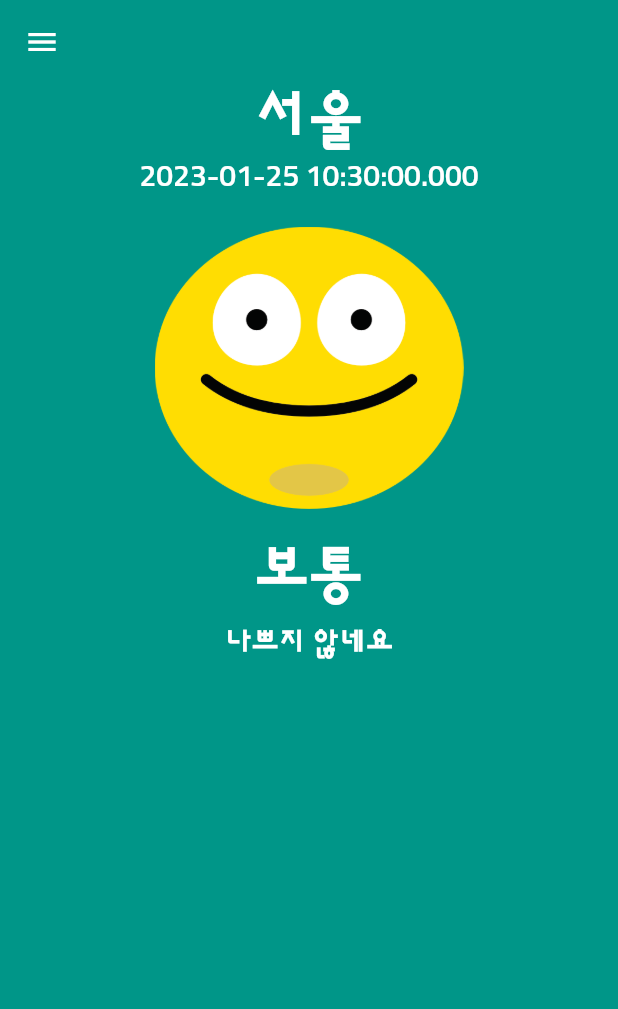
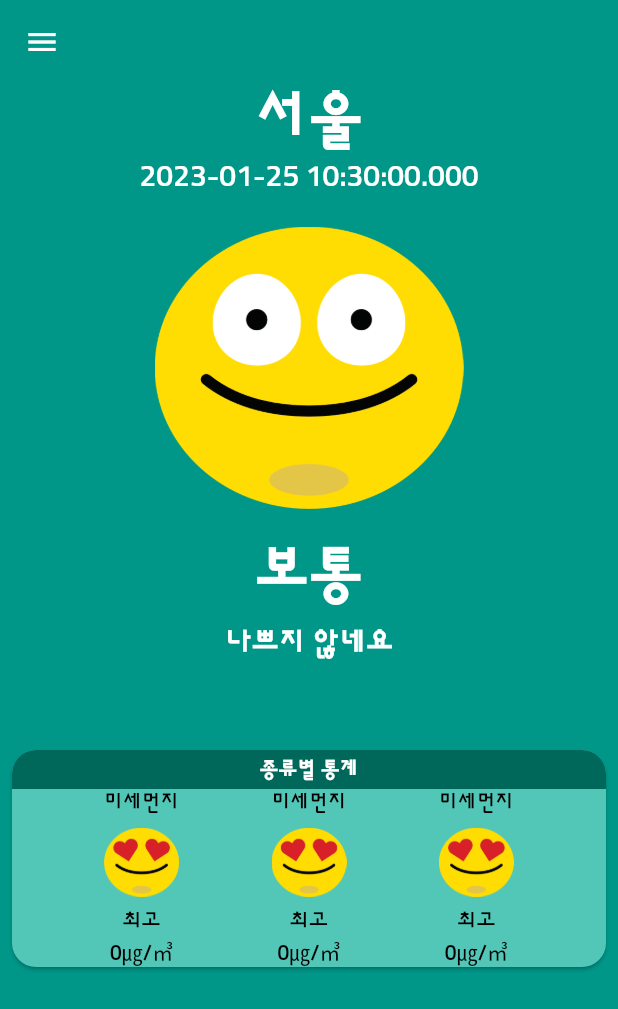
Before and after one commit to rldnd/flutter_dusty_dust, a Flutter app: the screen it shows after launch, on a phone screen of 412 x 824 dp. Shown: the top 1009 px of the screen. Run offline on Flutter 3.47's test engine with Material 2 defaults, Android fonts, the phone set to English and light mode, and no system bars.

Commit message:
WIP(publishing): card ui

```diff
--- /dev/null
+++ b/lib/components/main_stat.dart
@@ -0,0 +1,33 @@
+import 'package:flutter/material.dart';
+
+class MainStat extends StatelessWidget {
+  final String category;
+  final String imgPath;
+  final String level;
+  final String stat;
+
+  const MainStat(
+      {super.key,
+      required this.category,
+      required this.imgPath,
+      required this.level,
+      required this.stat});
+
+  @override
+  Widget build(BuildContext context) {
+    const textStyle = TextStyle(
+      color: Colors.black,
+    );
+
+    return Column(
+      children: [
+        Text(category, style: textStyle),
+        const SizedBox(height: 8.0),
+        Image.asset(imgPath, width: 50.0),
+        const SizedBox(height: 8.0),
+        Text(level, style: textStyle),
+        Text(stat, style: textStyle),
+      ],
+    );
+  }
+}
--- a/lib/screens/home_screen.dart
+++ b/lib/screens/home_screen.dart
@@ -1,5 +1,6 @@
 import 'package:dusty_dust/components/main_app_bar.dart';
 import 'package:dusty_dust/components/main_drawer.dart';
+import 'package:dusty_dust/components/main_stat.dart';
 import 'package:dusty_dust/constants/colors.dart';
 import 'package:flutter/material.dart';
 
@@ -14,6 +15,70 @@ class HomeScreen extends StatelessWidget {
       body: CustomScrollView(
         slivers: [
           const MainAppBar(),
+          SliverToBoxAdapter(
+            child: Column(
+              crossAxisAlignment: CrossAxisAlignment.stretch,
+              children: [
+                Card(
+                  margin: const EdgeInsets.symmetric(horizontal: 8.0),
+                  shape: RoundedRectangleBorder(
+                    borderRadius: BorderRadius.all(
+                      Radius.circular(16.0),
+                    ),
+                  ),
+                  color: LIGHT_COLOR,
+                  child: Column(
+                    crossAxisAlignment: CrossAxisAlignment.stretch,
+                    children: [
+                      Container(
+                        decoration: BoxDecoration(
+                          color: DARK_COLOR,
+                          borderRadius: BorderRadius.only(
+                            topLeft: Radius.circular(16.0),
+                            topRight: Radius.circular(16.0),
+                          ),
+                        ),
+                        child: Padding(
+                          padding: const EdgeInsets.all(4.0),
+                          child: Text(
+                            '종류별 통계',
+                            textAlign: TextAlign.center,
+                            style: TextStyle(
+                              color: Colors.white,
+                              fontWeight: FontWeight.w700,
+                            ),
+                          ),
+                        ),
+                      ),
+                      Row(
+                        mainAxisAlignment: MainAxisAlignment.spaceEvenly,
+                        children: const [
+                          MainStat(
+                            category: '미세먼지',
+                            imgPath: 'assets/images/best.png',
+                            level: '최고',
+                            stat: '0㎍/㎥',
+                          ),
+                          MainStat(
+                            category: '미세먼지',
+                            imgPath: 'assets/images/best.png',
+                            level: '최고',
+                            stat: '0㎍/㎥',
+                          ),
+                          MainStat(
+                            category: '미세먼지',
+                            imgPath: 'assets/images/best.png',
+                            level: '최고',
+                            stat: '0㎍/㎥',
+                          ),
+                        ],
+                      )
+                    ],
+                  ),
+                )
+              ],
+            ),
+          ),
         ],
       ),
     );
```
